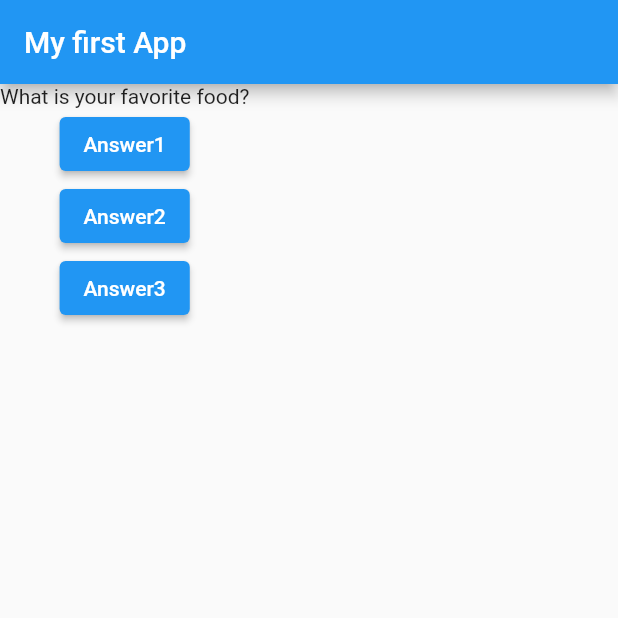
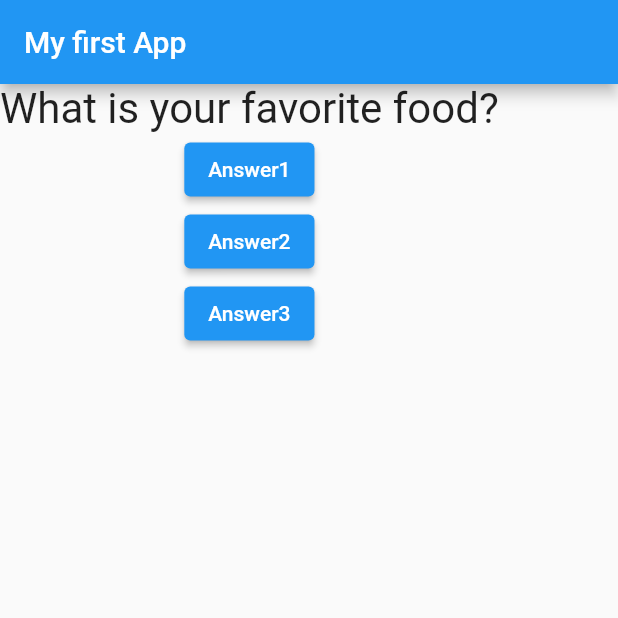
Before and after one commit to bitterhippo/FlutterCC, a Flutter app: the screen it shows after launch, after a tap on "Answer1", on a phone screen of 412 x 824 dp, the top half of it. Run offline on Flutter 3.47's test engine with Material 2 defaults, Android fonts, the phone set to English and light mode, and no system bars.

```diff
--- a/lib/main.dart
+++ b/lib/main.dart
@@ -1,4 +1,7 @@
 import 'package:flutter/material.dart';
+import 'package:test_app/question.dart';
+
+import './question.dart';
 
 void main() {
   runApp(MyApp());
@@ -10,26 +13,27 @@ void main() {
 class MyApp extends StatefulWidget {
   @override
   State<StatefulWidget> createState() {
-    return MyAppState();
+    return _MyAppState();
   }
 }
 
-class MyAppState extends State<MyApp> {
-  var questionIndex = 0;
+//Classes can be made private by adding an underscore to the front of the variable name
+class _MyAppState extends State<MyApp> {
+  var _questionIndex = 0;
 
-  void answerQuestion() {
+  void _answerQuestion() {
     setState(() {
-      questionIndex = questionIndex + 1;
+      _questionIndex = _questionIndex + 1;
     });
-    print(questionIndex);
+    print(_questionIndex);
   }
 
   @override
   Widget build(BuildContext context) {
     var questions = [
-      Text('What is your favorite color?'),
-      Text('What is your favorite food?'),
-      Text('What is your favorite kind of dog')
+      'What is your favorite color?',
+      'What is your favorite food?',
+      'What is your favorite kind of dog'
     ];
 
     return MaterialApp(
@@ -37,13 +41,13 @@ class MyAppState extends State<MyApp> {
         appBar: AppBar(title: Text('My first App')),
         body: Column(
           children: [
-            questions[questionIndex],
+            Question(questions[_questionIndex]),
             ElevatedButton(
-                child: Text('Answer1'), onPressed: () => answerQuestion()),
+                child: Text('Answer1'), onPressed: () => _answerQuestion()),
             ElevatedButton(
-                child: Text('Answer2'), onPressed: () => answerQuestion()),
+                child: Text('Answer2'), onPressed: () => _answerQuestion()),
             ElevatedButton(
-                child: Text('Answer3'), onPressed: () => answerQuestion())
+                child: Text('Answer3'), onPressed: () => _answerQuestion())
           ],
         ),
       ),
--- /dev/null
+++ b/lib/question.dart
@@ -0,0 +1,17 @@
+import 'package:flutter/material.dart';
+
+class Question extends StatelessWidget {
+  //variables marked with final will never be allowed to change after they have been initialized (think const)
+  final String questionText;
+
+  //Wrapping this in curly braces makes it into a named arguement as opposed to a positional arguement. (think react named props vs props.children[..whatever])
+  Question(this.questionText);
+
+  @override
+  Widget build(BuildContext context) {
+    return Text(
+      questionText,
+      style: TextStyle(fontSize: 28),
+    );
+  }
+}
```
